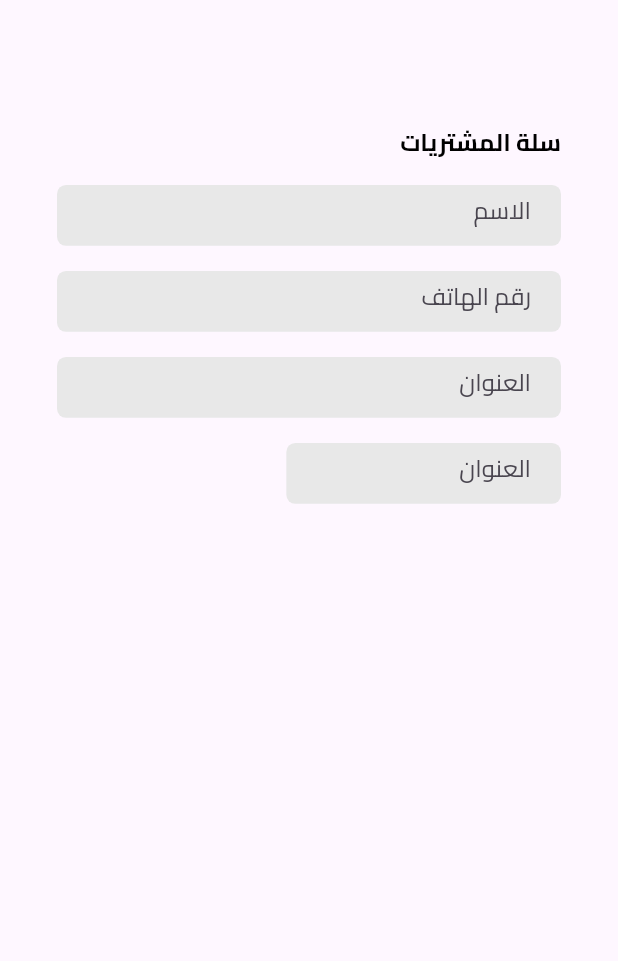
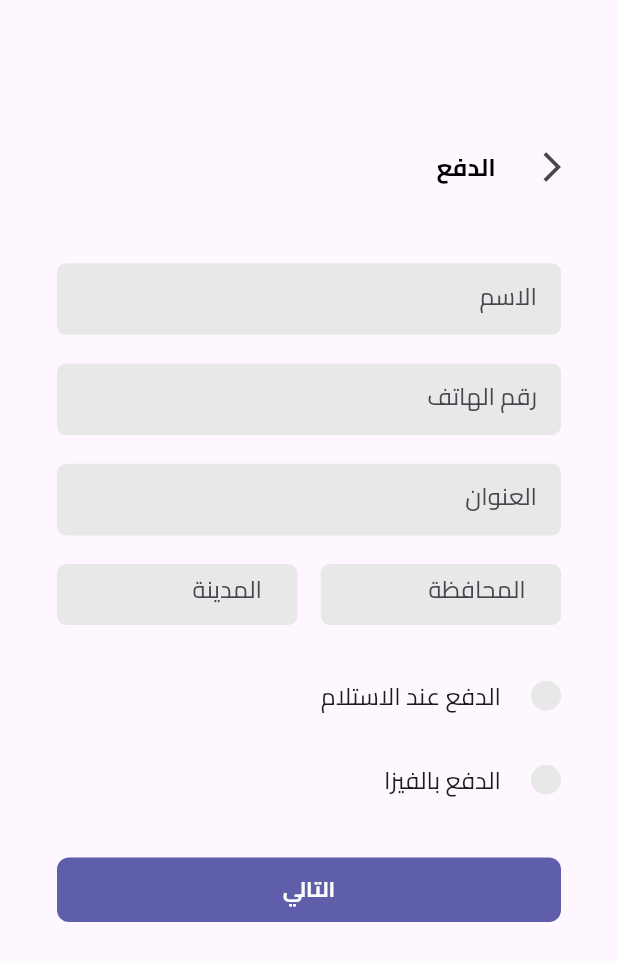
Before and after one commit to karim242/my-pharmacy, a Flutter app: the PaymentView screen opened by its route, on a phone screen of 412 x 824 dp. Shown: the top 961 px of the screen. Run offline on Flutter 3.47's test engine with Material 3 defaults, Android fonts, the phone set to English and light mode, and no system bars; our stand-ins replace flutter_screenutil, flutter_svg, font_awesome_flutter, go_router.

Commit message:
finish payment pages

```diff
--- a/lib/core/utils/app_strings.dart
+++ b/lib/core/utils/app_strings.dart
@@ -6,9 +6,15 @@ class AppStrings{
   static const String kOffer50 = 'عروض  %50';
   static const String kConversations = 'المحادثات';
   static const String kBuyCart = 'سلة المشتريات';
+  static const String kPaymentString = ' الدفع';
   static const String kNextString =  'التالي';
   static const String kBackString =  'السابق';
   static const String kName = 'الاسم';
   static const String kAddress ="العنوان";
   static const String kPhone = 'رقم الهاتف';
+
+  static const String kGovernorate = ' المحافظة';
+  static const String kCity = ' المدينة';
+  static const String kPaymentInRecive = 'الدفع عند الاستلام';
+  static const String kPaymentByVisa = 'الدفع بالفيزا';
 }
--- a/lib/core/widget/add_to_cart_btn.dart
+++ b/lib/core/widget/add_to_cart_btn.dart
@@ -26,7 +26,7 @@ final double? height;
           child: Text(
             'إضافة الي السلة',
             style: TextStyles.textStyle11.copyWith(
-                // fontSize: 9,
+                fontSize: 9,
                 fontWeight: FontWeight.bold),
           ),
         ),
--- a/lib/features/home/presentation/view/categories_view.dart
+++ b/lib/features/home/presentation/view/categories_view.dart
@@ -11,7 +11,7 @@ class CategoriesView extends StatelessWidget {
   Widget build(BuildContext context) {
     return  Scaffold(
        body: Padding(
-        padding: EdgeInsets.only(right: 38.0, left: 38.0, top: 50.0.h),
+        padding: EdgeInsets.only(right: 38.0.w, left: 38.0.w, top: 50.0.h),
         child: SingleChildScrollView(
           child: Column(
             children: [
--- a/lib/features/home/presentation/view/home_view.dart
+++ b/lib/features/home/presentation/view/home_view.dart
@@ -15,7 +15,7 @@ class HomeView extends StatelessWidget {
   Widget build(BuildContext context) {
     return Scaffold(
       body: Padding(
-        padding:  EdgeInsets.only(right: 38.0,left: 38.0,top: 70.0.h),
+        padding:  EdgeInsets.only(right: 38.0.w,left: 38.0.w,top: 70.0.h),
         child: SingleChildScrollView(
           child: Column(
             children: [
@@ -35,7 +35,7 @@ class HomeView extends StatelessWidget {
 
                SizedBox(height: 15.0.h),
              const NearestPharmacyList(),
-             SizedBox(height: 40.0.h),
+             SizedBox(height: 15.0.h),
                TitleText(title:AppStrings.kOffer50,
                 onTap: (){
                   GoRouter.of(context).push(AppRouter.kOffer50View);
--- a/lib/features/home/presentation/view/payment_view.dart
+++ b/lib/features/home/presentation/view/payment_view.dart
@@ -1,38 +1,115 @@
 import 'package:flutter/material.dart';
 import 'package:flutter_screenutil/flutter_screenutil.dart';
+import 'package:my_pharmacy/core/utils/app_colors.dart';
 import 'package:my_pharmacy/core/utils/app_strings.dart';
 import 'package:my_pharmacy/core/widget/custom_title.dart';
+import 'package:my_pharmacy/features/home/presentation/widgets/next_button.dart';
 import 'package:my_pharmacy/features/home/presentation/widgets/payment_textfield.dart';
 
-class PaymentView extends StatelessWidget {
+class PaymentView extends StatefulWidget {
   const PaymentView({super.key});
 
+  @override
+  State<PaymentView> createState() => _PaymentViewState();
+}
+
+class _PaymentViewState extends State<PaymentView> {
+  int selectedIndex = -1;
   @override
   Widget build(BuildContext context) {
     return Scaffold(
       body: Padding(
         padding: EdgeInsets.only(right: 38.0, left: 38.0, top: 70.0.h),
         child: SingleChildScrollView(
-          child: Column(children: [
-          const  TitleText(title: AppStrings.kBuyCart),
-            SizedBox(height: 14.h),
-          const  PaymentTextField(hintText:AppStrings.kName),
-              SizedBox(height: 14.h),
-           const PaymentTextField(hintText:AppStrings.kPhone),
-              SizedBox(height: 14.h),
-          const  PaymentTextField(hintText:AppStrings.kAddress),
-              SizedBox(height: 14.h),
-             const Row(
+          child: Column(
+            children: [
+              ListTile(
+                contentPadding: EdgeInsets.zero,
+                leading: GestureDetector(
+                    onTap: () {
+                      Navigator.pop(context);
+                    },
+                    child: const Icon(Icons.arrow_back_ios)),
+                title: const TitleText(title: AppStrings.kPaymentString),
+              ),
+              SizedBox(height: 30.h),
+              const PaymentTextField(hintText: AppStrings.kName),
+              SizedBox(height: 16.h),
+              const PaymentTextField(hintText: AppStrings.kPhone),
+              SizedBox(height: 16.h),
+              const PaymentTextField(hintText: AppStrings.kAddress),
+              SizedBox(height: 16.h),
+              const Row(
                 mainAxisAlignment: MainAxisAlignment.spaceBetween,
                 crossAxisAlignment: CrossAxisAlignment.center,
                 children: [
-            PaymentSmallTextField(hintText:AppStrings.kAddress),
-
-              ]
+                  PaymentSmallTextField(hintText: AppStrings.kGovernorate),
+                  PaymentSmallTextField(hintText: AppStrings.kCity),
+                ],
               ),
-          ]),
+              SizedBox(height: 16.h),
+              ListTile(
+                contentPadding: EdgeInsets.zero,
+                leading: GestureDetector(
+                    onTap: () {
+                      setState(() {
+                        selectedIndex = 0;
+                      });
+                    },
+                    child: CircleBtn(
+                      isSelected: selectedIndex == 0,
+                    )),
+                title: const Text(
+                  AppStrings.kPaymentInRecive,
+                ),
+              ),
+              ListTile(
+                contentPadding: EdgeInsets.zero,
+                leading: GestureDetector(
+                    onTap: () {
+                      setState(() {
+                        selectedIndex = 1;
+                      });
+                    },
+                    child: CircleBtn(
+                      isSelected: selectedIndex == 1,
+                    )),
+                title: const Text(
+                  AppStrings.kPaymentByVisa,
+                ),
+              ),
+              SizedBox(height: 20.h),
+              NextButton(
+                lebale: AppStrings.kNextString,
+                onTap: () {},
+              ),
+            ],
+          ),
         ),
       ),
     );
   }
 }
+
+class CircleBtn extends StatelessWidget {
+  const CircleBtn({
+    super.key,
+    this.isSelected = false,
+  });
+  final bool? isSelected;
+  @override
+  Widget build(BuildContext context) {
+    return CircleAvatar(
+      radius: 10,
+      backgroundColor: AppColors.lightGrayColor,
+      child: Padding(
+        padding: const EdgeInsets.all(1.0),
+        child: CircleAvatar(
+          radius: 8.h,
+          backgroundColor:
+              isSelected! ? AppColors.primaryColor : AppColors.lightGrayColor,
+        ),
+      ),
+    );
+  }
+}
--- a/lib/features/home/presentation/widgets/category_view_item.dart
+++ b/lib/features/home/presentation/widgets/category_view_item.dart
@@ -16,7 +16,7 @@ final CategoryModel category;
   Widget build(BuildContext context) {
     return SizedBox(
       width: 100.w,
-      height: 158.h,
+      height: 180.h,
       child: Column(
         crossAxisAlignment: CrossAxisAlignment.start,
         children: [
@@ -73,7 +73,7 @@ final CategoryModel category;
                 color: AppColors.secondColor, fontWeight: FontWeight.bold),
           ),
            Padding(
-            padding:const EdgeInsets.symmetric(vertical: 8.0),
+            padding: EdgeInsets.symmetric(vertical: 8.0.h),
             child: Text(
               category.pharmacyName,
               style: TextStyles.textStyle9,
--- a/lib/features/home/presentation/widgets/custom_grid_view.dart
+++ b/lib/features/home/presentation/widgets/custom_grid_view.dart
@@ -1,5 +1,6 @@
 
 import 'package:flutter/material.dart';
+import 'package:flutter_screenutil/flutter_screenutil.dart';
 import 'package:flutter_staggered_grid_view/flutter_staggered_grid_view.dart';
 import 'package:my_pharmacy/features/home/data/models/category_model.dart';
 import 'package:my_pharmacy/features/home/presentation/widgets/category_view_item.dart';
@@ -11,8 +12,8 @@ class CategoriesGridView extends StatelessWidget {
   Widget build(BuildContext context) {
  return StaggeredGrid.count(
       crossAxisCount: 3,
-      mainAxisSpacing: 22,
-      crossAxisSpacing: 12,
+      mainAxisSpacing: 22.h,
+      crossAxisSpacing: 12.h,
       axisDirection: AxisDirection.down,
       children: List.generate(
         categoryList.length,
--- a/lib/features/home/presentation/widgets/nearest_pharmacy_list.dart
+++ b/lib/features/home/presentation/widgets/nearest_pharmacy_list.dart
@@ -8,7 +8,7 @@ class NearestPharmacyList extends StatelessWidget {
   @override
   Widget build(BuildContext context) {
      return SizedBox(
-      height: MediaQuery.sizeOf(context).height * 0.15,
+      height: MediaQuery.sizeOf(context).height * 0.2,
       child: ListView.builder(
           scrollDirection: Axis.horizontal,
           itemCount: nearestPharmacyList.length,
--- a/lib/features/home/presentation/widgets/payment_textfield.dart
+++ b/lib/features/home/presentation/widgets/payment_textfield.dart
@@ -1,4 +1,3 @@
-
 import 'package:flutter/material.dart';
 import 'package:flutter_screenutil/flutter_screenutil.dart';
 import 'package:my_pharmacy/core/utils/app_colors.dart';
@@ -9,7 +8,7 @@ final String hintText;
   @override
   Widget build(BuildContext context) {
     return SizedBox(
-                    height: 34.h,
+      height: 40.h,
       // width: 228.w,
       child: TextField(
         // onSubmitted: (data) {
@@ -18,7 +17,7 @@ final String hintText;
         decoration: InputDecoration(
           hintText: hintText,
           filled: true,
-                        contentPadding:const EdgeInsets.all(16),
+          //contentPadding:const EdgeInsets.all(16),
           fillColor: AppColors.lightGrayColor,
           border: OutlineInputBorder(
             borderSide: BorderSide.none,
@@ -33,7 +32,6 @@ final String hintText;
   }
 }
 
-
 class PaymentSmallTextField extends StatelessWidget {
   const PaymentSmallTextField({super.key, required this.hintText});
   final String hintText;
@@ -41,7 +39,7 @@ final String hintText;
   Widget build(BuildContext context) {
     return SizedBox(
       height: 34.h,
-                     width: 160.w,
+      width: 140.w,
       child: TextField(
         // onSubmitted: (data) {
 
@@ -49,7 +47,7 @@ final String hintText;
         decoration: InputDecoration(
           hintText: hintText,
           filled: true,
-                        contentPadding:const EdgeInsets.all(16),
+          contentPadding: const EdgeInsets.all(16),
           fillColor: AppColors.lightGrayColor,
           border: OutlineInputBorder(
             borderSide: BorderSide.none,
--- a/lib/features/home/presentation/widgets/search_row.dart
+++ b/lib/features/home/presentation/widgets/search_row.dart
@@ -1,5 +1,6 @@
 import 'package:flutter/material.dart';
 import 'package:flutter/widgets.dart';
+import 'package:flutter_screenutil/flutter_screenutil.dart';
 import 'package:flutter_svg/flutter_svg.dart';
 import 'package:my_pharmacy/core/utils/app_images.dart';
 import 'package:my_pharmacy/features/home/presentation/widgets/custom_search_box.dart';
@@ -13,8 +14,8 @@ class SearchRow extends StatelessWidget {
       mainAxisAlignment: MainAxisAlignment.spaceEvenly,
       crossAxisAlignment: CrossAxisAlignment.center,
       children: [
-       const Padding(
-          padding:  EdgeInsets.only(right: 8.0,left: 8.0,),
+        Padding(
+          padding:  EdgeInsets.only(left: 2.0.w),
           child:  CustomSearchBox(),
         ),
 
```
Also changed, not shown: lib/features/home/presentation/view/chatting_view.dart (+13 -20 lines), lib/features/home/presentation/widgets/inner_search_row.dart (+4 -3 lines). Lines whose indentation alone changed are shown as unchanged.
